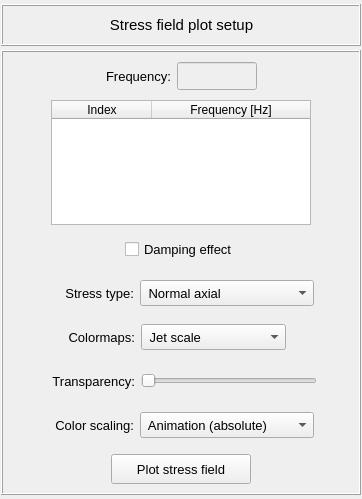
This is pulse/interface/data/ui_files/plots/results/structural/plot_stresses_field_for_harmonic_analysis.ui in open-pulse/OpenPulse as Qt 5 draws it before an edit. The edited form follows.
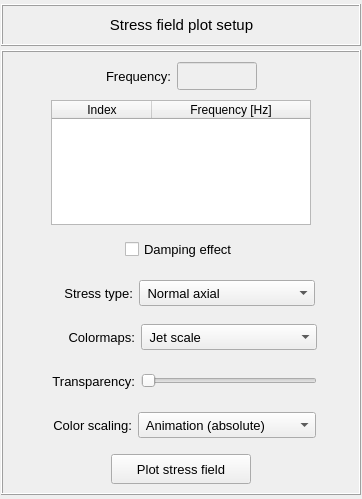
This is the edited form.

```diff
--- a/pulse/interface/data/ui_files/plots/results/structural/plot_stresses_field_for_harmonic_analysis.ui
+++ b/pulse/interface/data/ui_files/plots/results/structural/plot_stresses_field_for_harmonic_analysis.ui
@@ -482,13 +482,13 @@
           <widget class="QComboBox" name="comboBox_stress_type">
            <property name="minimumSize">
             <size>
-             <width>174</width>
+             <width>176</width>
              <height>26</height>
             </size>
            </property>
            <property name="maximumSize">
             <size>
-             <width>174</width>
+             <width>200</width>
              <height>26</height>
             </size>
            </property>
@@ -676,13 +676,13 @@
           <widget class="QComboBox" name="comboBox_color_scale">
            <property name="minimumSize">
             <size>
-             <width>174</width>
+             <width>176</width>
              <height>26</height>
             </size>
            </property>
            <property name="maximumSize">
             <size>
-             <width>174</width>
+             <width>200</width>
              <height>26</height>
             </size>
            </property>
@@ -899,13 +899,13 @@
              <widget class="QComboBox" name="comboBox_colormaps">
               <property name="minimumSize">
                <size>
-                <width>120</width>
+                <width>176</width>
                 <height>26</height>
                </size>
               </property>
               <property name="maximumSize">
                <size>
-                <width>176</width>
+                <width>200</width>
                 <height>26</height>
                </size>
               </property>
@@ -971,19 +971,6 @@
               </item>
              </widget>
             </item>
-            <item row="0" column="1">
-             <spacer name="horizontalSpacer_12">
-              <property name="orientation">
-               <enum>Qt::Horizontal</enum>
-              </property>
-              <property name="sizeHint" stdset="0">
-               <size>
-                <width>40</width>
-                <height>20</height>
-               </size>
-              </property>
-             </spacer>
-            </item>
            </layout>
           </widget>
          </item>
```
Left out of the diff: 2 changed lines with no effect on the pictures.
